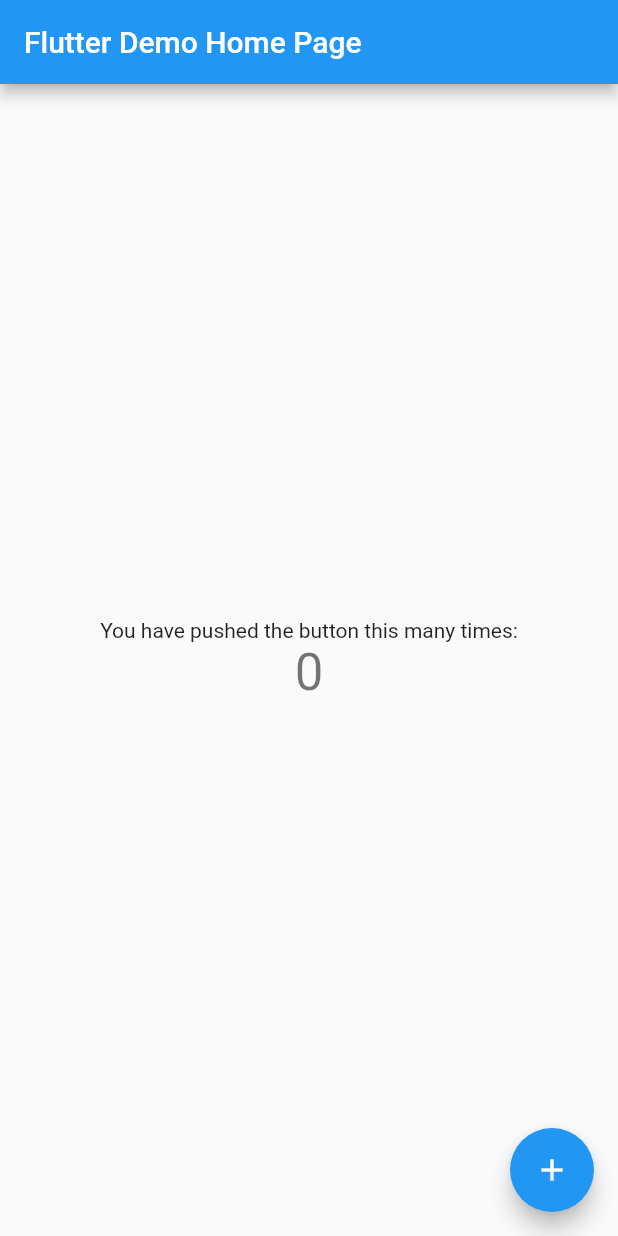
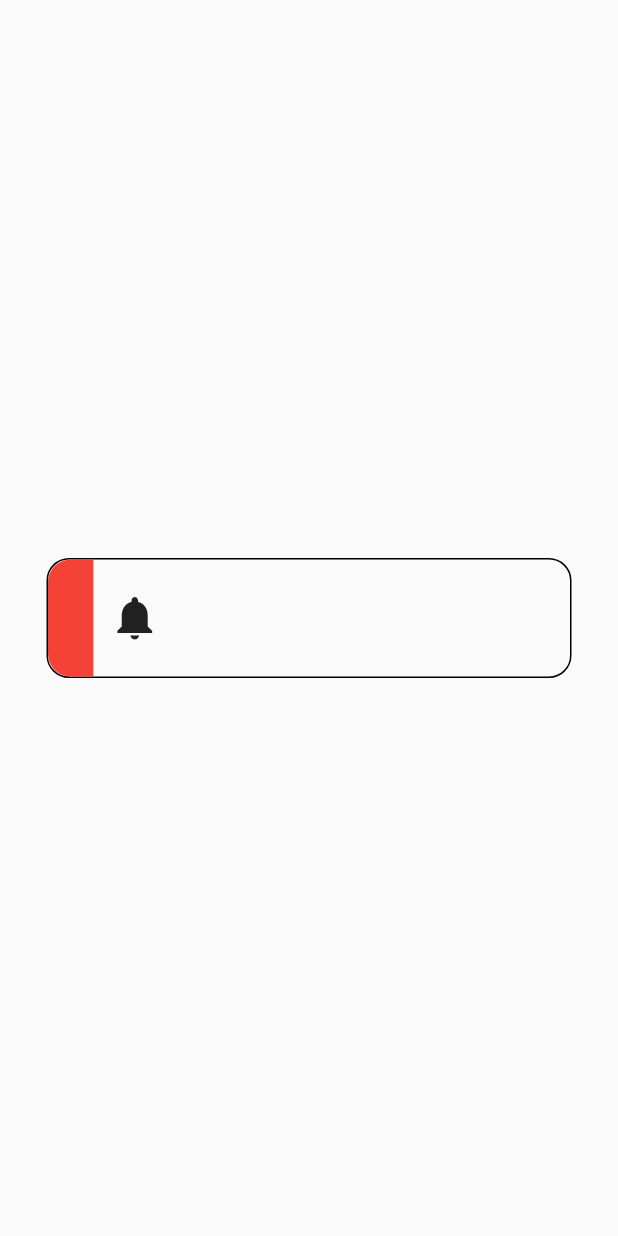
Before and after one commit to moslite/desafio_flutter_widget, a Flutter app: the screen it shows after launch, on a phone screen of 412 x 824 dp. Run offline on Flutter 3.47's test engine with Material 2 defaults, Android fonts, the phone set to English and light mode, and no system bars.

Commit message:
Implementação do Widget FractionallySizedBoxIcon

```diff
--- a/lib/main.dart
+++ b/lib/main.dart
@@ -1,4 +1,6 @@
 import 'package:flutter/material.dart';
+
+import 'src/home/pages/home_page.dart';
 
 void main() {
   runApp(const MyApp());
@@ -7,109 +9,14 @@ void main() {
 class MyApp extends StatelessWidget {
   const MyApp({super.key});
 
-  // This widget is the root of your application.
   @override
   Widget build(BuildContext context) {
     return MaterialApp(
       title: 'Flutter Demo',
       theme: ThemeData(
-        // This is the theme of your application.
-        //
-        // Try running your application with "flutter run". You'll see the
-        // application has a blue toolbar. Then, without quitting the app, try
-        // changing the primarySwatch below to Colors.green and then invoke
-        // "hot reload" (press "r" in the console where you ran "flutter run",
-        // or simply save your changes to "hot reload" in a Flutter IDE).
-        // Notice that the counter didn't reset back to zero; the application
-        // is not restarted.
         primarySwatch: Colors.blue,
       ),
-      home: const MyHomePage(title: 'Flutter Demo Home Page'),
+      home: const MyHomePage(),
     );
   }
 }
-
-class MyHomePage extends StatefulWidget {
-  const MyHomePage({super.key, required this.title});
-
-  // This widget is the home page of your application. It is stateful, meaning
-  // that it has a State object (defined below) that contains fields that affect
-  // how it looks.
-
-  // This class is the configuration for the state. It holds the values (in this
-  // case the title) provided by the parent (in this case the App widget) and
-  // used by the build method of the State. Fields in a Widget subclass are
-  // always marked "final".
-
-  final String title;
-
-  @override
-  State<MyHomePage> createState() => _MyHomePageState();
-}
-
-class _MyHomePageState extends State<MyHomePage> {
-  int _counter = 0;
-
-  void _incrementCounter() {
-    setState(() {
-      // This call to setState tells the Flutter framework that something has
-      // changed in this State, which causes it to rerun the build method below
-      // so that the display can reflect the updated values. If we changed
-      // _counter without calling setState(), then the build method would not be
-      // called again, and so nothing would appear to happen.
-      _counter++;
-    });
-  }
-
-  @override
-  Widget build(BuildContext context) {
-    // This method is rerun every time setState is called, for instance as done
-    // by the _incrementCounter method above.
-    //
-    // The Flutter framework has been optimized to make rerunning build methods
-    // fast, so that you can just rebuild anything that needs updating rather
-    // than having to individually change instances of widgets.
-    return Scaffold(
-      appBar: AppBar(
-        // Here we take the value from the MyHomePage object that was created by
-        // the App.build method, and use it to set our appbar title.
-        title: Text(widget.title),
-      ),
-      body: Center(
-        // Center is a layout widget. It takes a single child and positions it
-        // in the middle of the parent.
-        child: Column(
-          // Column is also a layout widget. It takes a list of children and
-          // arranges them vertically. By default, it sizes itself to fit its
-          // children horizontally, and tries to be as tall as its parent.
-          //
-          // Invoke "debug painting" (press "p" in the console, choose the
-          // "Toggle Debug Paint" action from the Flutter Inspector in Android
-          // Studio, or the "Toggle Debug Paint" command in Visual Studio Code)
-          // to see the wireframe for each widget.
-          //
-          // Column has various properties to control how it sizes itself and
-          // how it positions its children. Here we use mainAxisAlignment to
-          // center the children vertically; the main axis here is the vertical
-          // axis because Columns are vertical (the cross axis would be
-          // horizontal).
-          mainAxisAlignment: MainAxisAlignment.center,
-          children: <Widget>[
-            const Text(
-              'You have pushed the button this many times:',
-            ),
-            Text(
-              '$_counter',
-              style: Theme.of(context).textTheme.headlineMedium,
-            ),
-          ],
-        ),
-      ),
-      floatingActionButton: FloatingActionButton(
-        onPressed: _incrementCounter,
-        tooltip: 'Increment',
-        child: const Icon(Icons.add),
-      ), // This trailing comma makes auto-formatting nicer for build methods.
-    );
-  }
-}
--- /dev/null
+++ b/lib/src/home/pages/home_page.dart
@@ -0,0 +1,19 @@
+import 'package:desafio_flutter_widget/src/home/widgets/fractionally_sized_box_icon.dart';
+import 'package:flutter/material.dart';
+
+class MyHomePage extends StatelessWidget {
+  const MyHomePage({super.key});
+
+  @override
+  Widget build(BuildContext context) {
+    return const Scaffold(
+      body: Center(
+        child: FractionallySizedBoxIcon(
+          widthFactor: .10,
+          color: Colors.red,
+          icon: Icons.notifications,
+        ),
+      ),
+    );
+  }
+}
--- /dev/null
+++ b/lib/src/home/widgets/fractionally_sized_box_icon.dart
@@ -0,0 +1,55 @@
+import 'package:flutter/material.dart';
+
+class FractionallySizedBoxIcon extends StatelessWidget {
+  final double widthFactor;
+  final Color color;
+  final IconData icon;
+
+  const FractionallySizedBoxIcon({
+    Key? key,
+    this.widthFactor = 1,
+    required this.color,
+    required this.icon,
+  }) : super(key: key);
+
+  @override
+  Widget build(BuildContext context) {
+    return Container(
+      height: 80,
+      width: 350,
+      decoration: BoxDecoration(
+        borderRadius: BorderRadius.circular(15),
+        border: Border.all(
+          color: Colors.black,
+          width: 1,
+        ),
+      ),
+      child: Row(
+        children: [
+          Flexible(
+            child: FractionallySizedBox(
+              alignment: Alignment.topLeft,
+              widthFactor: widthFactor,
+              child: Container(
+                decoration: BoxDecoration(
+                  borderRadius: const BorderRadius.only(
+                    topLeft: Radius.circular(15),
+                    bottomLeft: Radius.circular(15),
+                  ),
+                  color: color,
+                ),
+              ),
+            ),
+          ),
+          const SizedBox(
+            width: 10,
+          ),
+          Icon(
+            icon,
+            size: 35,
+          ),
+        ],
+      ),
+    );
+  }
+}
```
